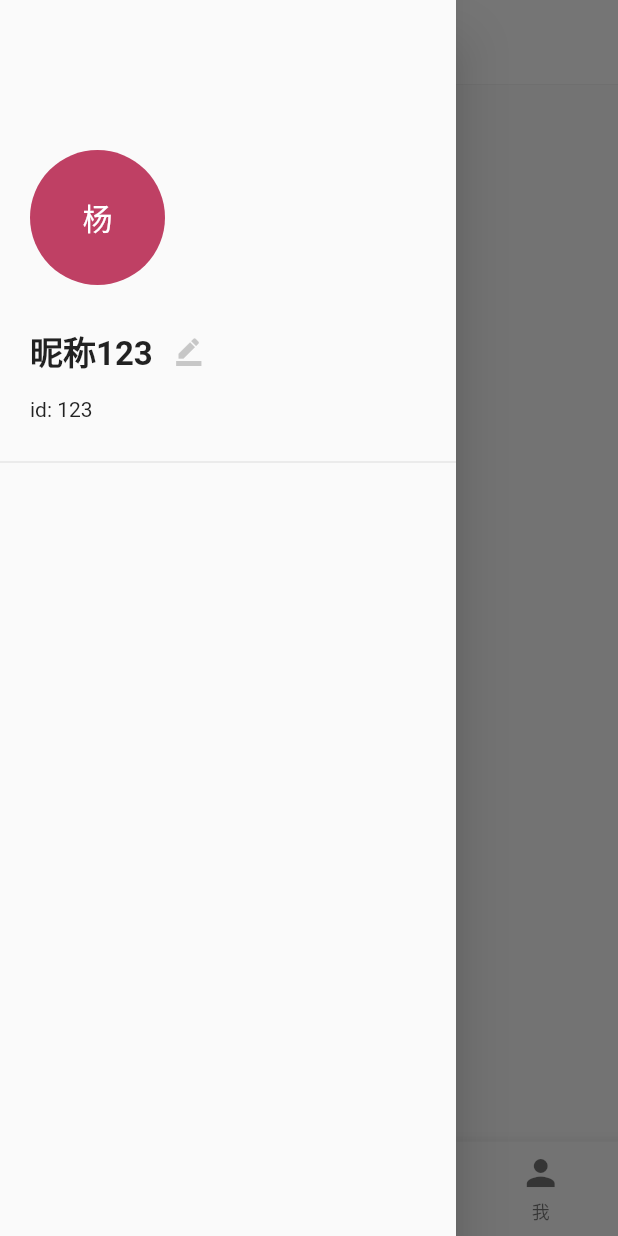
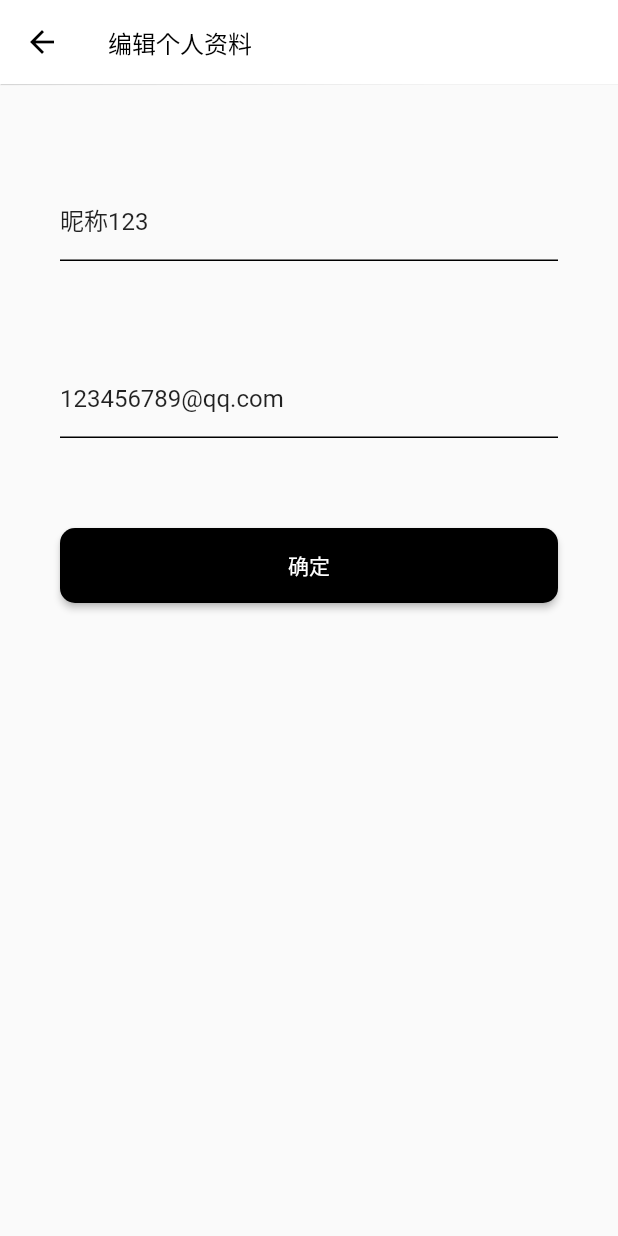
Before and after one commit to hoiii13/KanBan, a Flutter app: the Tabs screen opened directly, in the side drawer, after a tap on the "border color" icon, on a phone screen of 412 x 824 dp. Run offline on Flutter 3.47's test engine with Material 2 defaults, Android fonts, the phone set to English and light mode, and no system bars.

Commit message:
feat: 增加登录页面ui"

```diff
--- a/lib/components/tabs.dart
+++ b/lib/components/tabs.dart
@@ -1,8 +1,12 @@
 import 'package:flutter/material.dart';
+import 'package:kanban/pages/center/modifyPassword.dart';
+import 'package:kanban/pages/login/login.dart';
 import 'package:kanban/pages/myCenter.dart';
 import 'package:kanban/pages/myMessage.dart';
 import 'package:kanban/pages/myProject.dart';
 import 'package:kanban/pages/myTask.dart';
+
+import '../pages/center/editInfo.dart';
 
 class Tabs extends StatefulWidget {
   const Tabs({super.key});
@@ -21,9 +25,11 @@ class _TabsState extends State<Tabs> {
 
   int currentIndex = 0;
 
-  /* _TabsState(index) {
-    currentIndex = index;
-  } */
+  final info = [
+    {"icon": 'Mail_Outline', "name": "123456@qq.com", "tail": "Chevron_Right"},
+    {"icon": 'Https', "name": "修改密码", "tail": "Chevron_Right"},
+    {"icon": 'Assignment_Ind', "name": "角色:", "tail": "用户"},
+  ];
 
   @override
   Widget build(BuildContext context) {
@@ -33,7 +39,32 @@ class _TabsState extends State<Tabs> {
         elevation: 0.3,
       ),
       body: pageList[currentIndex],
-      drawer: Drawer(
+      drawer: _drawerWidget(),
+      bottomNavigationBar: BottomNavigationBar(
+        currentIndex: currentIndex,
+        onTap: (int index) {
+          setState(() {
+            currentIndex = index;
+          });
+        },
+        items: const [
+          BottomNavigationBarItem(
+              icon: Icon(Icons.pending_actions), label: '任务'),
+          BottomNavigationBarItem(
+              icon: Icon(Icons.chat_bubble_outline), label: '消息'),
+          BottomNavigationBarItem(
+              icon: Icon(Icons.fact_check_rounded), label: '项目'),
+          BottomNavigationBarItem(icon: Icon(Icons.person), label: '我'),
+        ],
+        type: BottomNavigationBarType.fixed,
+        iconSize: 28.0,
+        fixedColor: const Color.fromARGB(255, 0, 29, 72),
+      ),
+    );
+  }
+
+  Widget _drawerWidget() {
+    return Drawer(
         child: MediaQuery.removePadding(
       removeTop: true,
       context: context,
@@ -41,14 +72,14 @@ class _TabsState extends State<Tabs> {
         children: <Widget>[
           Container(
               padding: const EdgeInsets.fromLTRB(20, 100, 0, 0),
-                height: 300.0,
+              height: 270.0,
               child: Column(
                 children: <Widget>[
                   Container(
                     alignment: const Alignment(-1, -1),
                     child: const CircleAvatar(
                       backgroundColor: Color.fromARGB(255, 191, 64, 100),
-                        radius: 45,
+                      radius: 40,
                       child: Text(
                         '杨',
                         style: TextStyle(fontSize: 20),
@@ -67,45 +98,127 @@ class _TabsState extends State<Tabs> {
                                 fontSize: 22, fontWeight: FontWeight.w600),
                           ),
                           IconButton(
-                                onPressed: () {},
+                              onPressed: () {
+                                Navigator.of(context).push(MaterialPageRoute(
+                                    builder: (_) => const EditInfoPage()));
+                              },
                               icon: const Icon(
                                 Icons.border_color,
-                                  size: 20,
-                                  color: Color.fromRGBO(199, 199, 199, 1),
+                                size: 16,
+                                color: Colors.black,
                               ))
                         ],
                       )),
                   Container(
-                      margin: EdgeInsets.only(top: 5),
                     alignment: const Alignment(-1, -1),
-                      child: Text('id: 123'),
+                    child: const Text('id: 123',
+                        style: TextStyle(
+                            color: Color.fromARGB(255, 158, 157, 154))),
                   )
                 ],
               )),
-            const Divider()
+          const Divider(color: Colors.black38),
+          _buildInfo(),
+          logOut()
         ],
       ),
-      )),
-      bottomNavigationBar: BottomNavigationBar(
-        currentIndex: currentIndex,
-        onTap: (int index) {
-          setState(() {
-            currentIndex = index;
-          });
+    ));
+  }
+
+  Widget _buildInfo() {
+    return Column(
+      children: [
+        ListTile(
+            leading: const Icon(
+              Icons.mail_outline,
+              color: Colors.black,
+            ),
+            title: const Text(
+              '123456789@qq.com',
+              style: TextStyle(fontSize: 15),
+            ),
+            trailing: IconButton(
+                onPressed: () {
+                  Navigator.of(context).push(
+                      MaterialPageRoute(builder: (_) => const EditInfoPage()));
                 },
-        items: const [
-          BottomNavigationBarItem(
-              icon: Icon(Icons.pending_actions), label: '任务'),
-          BottomNavigationBarItem(
-              icon: Icon(Icons.chat_bubble_outline), label: '消息'),
-          BottomNavigationBarItem(
-              icon: Icon(Icons.fact_check_rounded), label: '项目'),
-          BottomNavigationBarItem(icon: Icon(Icons.person), label: '我'),
+                icon: const Icon(
+                  Icons.chevron_right,
+                  color: Colors.black,
+                ))),
+        ListTile(
+            leading: const Icon(
+              Icons.https_outlined,
+              color: Colors.black,
+            ),
+            title: const Text(
+              '修改密码',
+              style: TextStyle(fontSize: 15),
+            ),
+            trailing: IconButton(
+                onPressed: () {
+                  Navigator.of(context).push(MaterialPageRoute(
+                      builder: (_) => const ModifyPasswordPage()));
+                },
+                icon: const Icon(
+                  Icons.chevron_right,
+                  color: Colors.black,
+                ))),
+        ListTile(
+            leading: const Icon(
+              Icons.assignment_ind_outlined,
+              color: Colors.black,
+            ),
+            title: const Text(
+              '角色：',
+              style: TextStyle(fontSize: 15),
+            ),
+            trailing: Container(
+              transform: Matrix4.translationValues(-20, 0, 0),
+              child: const Text(
+                '用户',
+                style: TextStyle(fontSize: 15),
+              ),
+            ))
       ],
-        type: BottomNavigationBarType.fixed,
-        iconSize: 28.0,
-        fixedColor: Color.fromARGB(255, 0, 29, 72),
-      ),
     );
   }
+
+  Widget logOut() {
+    return Expanded(
+        child: Container(
+            padding: const EdgeInsets.only(bottom: 20),
+            alignment: Alignment.bottomRight,
+            child: Column(
+              mainAxisAlignment: MainAxisAlignment.end,
+              children: [
+                const Divider(),
+                Container(
+                  padding: const EdgeInsets.only(right: 35),
+                  child: Row(
+                    mainAxisAlignment: MainAxisAlignment.end,
+                    children: [
+                      IconButton(
+                        onPressed: () {
+                          Navigator.of(context).push(MaterialPageRoute(
+                              builder: (_) => const LoginPage()));
+                        },
+                        icon: const Icon(Icons.login),
+                      ),
+                      TextButton(
+                        onPressed: () {
+                          Navigator.of(context).push(MaterialPageRoute(
+                              builder: (_) => const LoginPage()));
+                        },
+                        child: const Text(
+                          '退出',
+                          style: TextStyle(color: Colors.black),
+                        ),
+                      )
+                    ],
+                  ),
+                )
+              ],
+            )));
   }
+}
--- /dev/null
+++ b/lib/pages/center/editInfo.dart
@@ -0,0 +1,132 @@
+import 'package:flutter/material.dart';
+
+class EditInfoPage extends StatefulWidget {
+  const EditInfoPage({super.key});
+
+  @override
+  State<EditInfoPage> createState() => _EditInfoPageState();
+}
+
+class _EditInfoPageState extends State<EditInfoPage> {
+  final nameController = TextEditingController();
+  final mailController = TextEditingController();
+
+  FocusNode nameFocus = FocusNode();
+  FocusNode mailFocus = FocusNode();
+
+  var isNameFocus = false;
+  var isMailFocus = false;
+
+  @override
+  void initState() {
+    super.initState();
+    nameController.text = '昵称123';
+    mailController.text = '123456789@qq.com';
+    nameFocus.addListener(() {
+      setState(() {
+        if (nameFocus.hasFocus) {
+          isNameFocus = true;
+        } else {
+          isNameFocus = false;
+        }
+      });
+    });
+
+    mailFocus.addListener(() {
+      setState(() {
+        if (mailFocus.hasFocus) {
+          isMailFocus = true;
+        } else {
+          isMailFocus = false;
+        }
+      });
+    });
+  }
+
+  @override
+  Widget build(BuildContext context) {
+    return Scaffold(
+      appBar: AppBar(
+        title: const Text(
+          '编辑个人资料',
+          style: TextStyle(fontSize: 16),
+        ),
+        elevation: 0.3,
+      ),
+      body: Column(
+        children: [
+          Container(
+            margin: const EdgeInsets.fromLTRB(40, 70, 40, 0),
+            child: TextField(
+              controller: nameController,
+              focusNode: nameFocus,
+              cursorColor: Colors.black,
+              decoration: InputDecoration(
+                  hintText: "昵称",
+                  hintStyle: const TextStyle(fontSize: 13),
+                  suffixIcon: !isNameFocus
+                      ? const Text('')
+                      : IconButton(
+                          icon: const Icon(
+                            Icons.cancel,
+                            color: Colors.black,
+                            size: 18,
+                          ),
+                          onPressed: () {
+                            nameController.clear();
+                          },
+                        ),
+                  enabledBorder: const UnderlineInputBorder(
+                      borderSide: BorderSide(color: Colors.black, width: 1)),
+                  focusedBorder: const UnderlineInputBorder(
+                      borderSide: BorderSide(color: Colors.black, width: 1))),
+            ),
+          ),
+          Container(
+            margin: const EdgeInsets.fromLTRB(40, 70, 40, 0),
+            child: TextField(
+              controller: mailController,
+              focusNode: mailFocus,
+              cursorColor: Colors.black,
+              decoration: InputDecoration(
+                  hintText: "邮箱",
+                  hintStyle: const TextStyle(fontSize: 13),
+                  suffixIcon: !isMailFocus
+                      ? const Text('')
+                      : IconButton(
+                          icon: const Icon(
+                            Icons.cancel,
+                            color: Colors.black,
+                            size: 18,
+                          ),
+                          onPressed: () {
+                            mailController.clear();
+                          },
+                        ),
+                  enabledBorder: const UnderlineInputBorder(
+                      borderSide: BorderSide(color: Colors.black, width: 1)),
+                  focusedBorder: const UnderlineInputBorder(
+                      borderSide: BorderSide(color: Colors.black, width: 1))),
+            ),
+          ),
+          Container(
+            margin: const EdgeInsets.fromLTRB(40, 60, 40, 0),
+            child: ElevatedButton(
+              style: ButtonStyle(
+                  shape: MaterialStateProperty.all(RoundedRectangleBorder(
+                      borderRadius: BorderRadius.circular(10))),
+                  minimumSize: MaterialStateProperty.all(
+                      const Size(double.infinity, 50)),
+                  backgroundColor: MaterialStateProperty.all(Colors.black)),
+              onPressed: () {},
+              child: const Text(
+                '确定',
+                style: TextStyle(color: Colors.white, fontSize: 14),
+              ),
+            ),
+          ),
+        ],
+      ),
+    );
+  }
+}
--- a/lib/pages/myCenter.dart
+++ b/lib/pages/myCenter.dart
@@ -1,4 +1,3 @@
-import 'package:flutter/cupertino.dart';
 import 'package:flutter/material.dart';
 
 class MyCenterPage extends StatefulWidget {
--- a/lib/pages/myMessage.dart
+++ b/lib/pages/myMessage.dart
@@ -1,4 +1,4 @@
-import 'package:flutter/cupertino.dart';
+import 'package:flutter/material.dart';
 
 class MyMessagePage extends StatefulWidget {
   const MyMessagePage({super.key});
--- a/lib/pages/myProject.dart
+++ b/lib/pages/myProject.dart
@@ -1,4 +1,4 @@
-import 'package:flutter/cupertino.dart';
+import 'package:flutter/material.dart';
 
 class MyProjectPage extends StatefulWidget {
   const MyProjectPage({super.key});
--- a/lib/pages/myTask.dart
+++ b/lib/pages/myTask.dart
@@ -1,4 +1,4 @@
-import 'package:flutter/cupertino.dart';
+import 'package:flutter/material.dart';
 
 class MyTaskPage extends StatefulWidget {
   const MyTaskPage({super.key});
--- a/lib/routes/routes.dart
+++ b/lib/routes/routes.dart
@@ -1,7 +1,11 @@
 import 'package:flutter/material.dart';
 import '../components/tabs.dart';
+import '../pages/login/login.dart';
 
-final routes = {'/': (context) => const Tabs()};
+final routes = {
+  '/tab': (context) => const Tabs(),
+  '/': (context) => const LoginPage()
+};
 
 var onGenerateRoute = (RouteSettings settings) {
   final String? name = settings.name;
```
Also changed, not shown: lib/pages/center/modifyPassword.dart (added, +180 -0 lines), lib/pages/login/login.dart (added, +169 -0 lines). Lines whose indentation alone changed are shown as unchanged.
